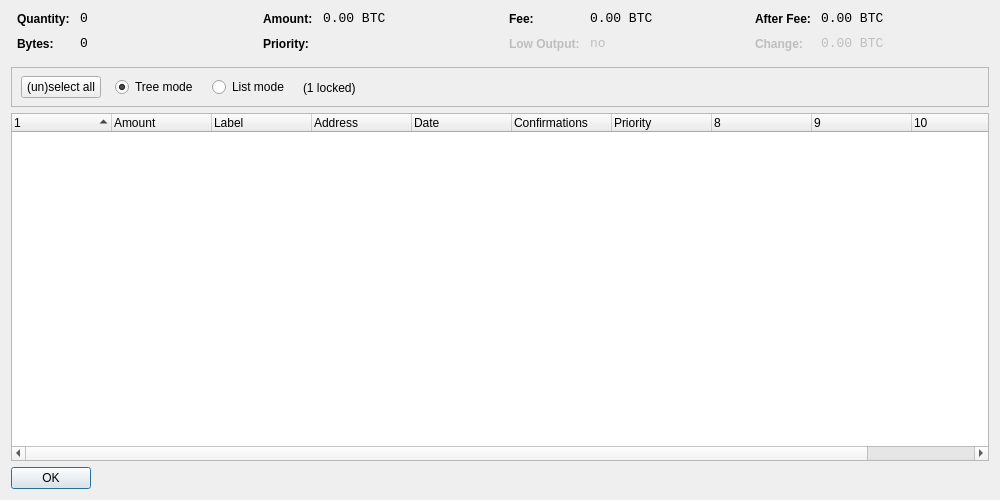
FRN-Crypto/FRN, file src/qt/forms/coincontroldialog.ui: the form before one commit.
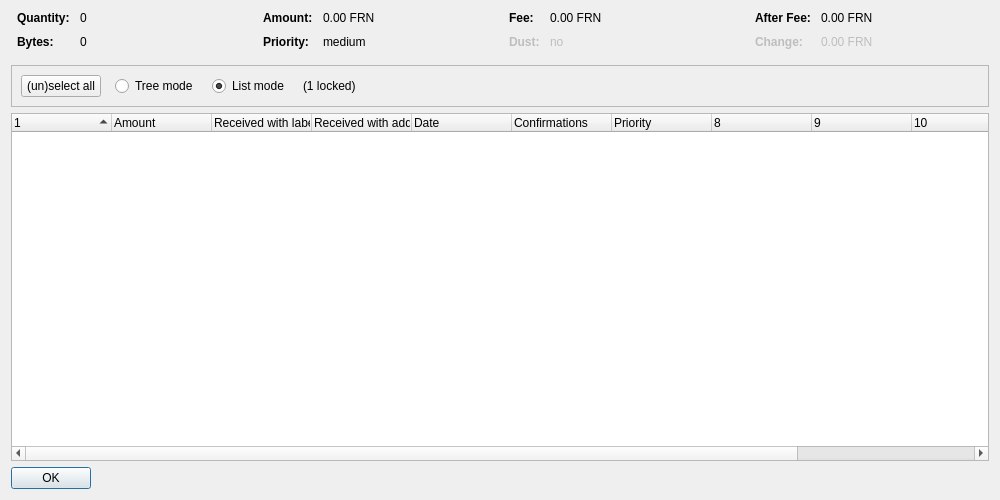
The form after the commit. Custom widgets are drawn as their Qt base class.

Patch:
```diff
--- a/src/qt/forms/coincontroldialog.ui
+++ b/src/qt/forms/coincontroldialog.ui
@@ -38,8 +38,11 @@
        </property>
        <item row="0" column="0">
         <widget class="QLabel" name="labelCoinControlQuantityText">
-         <property name="styleSheet">
-          <string notr="true">font-weight:bold;</string>
+         <property name="font">
+          <font>
+           <weight>75</weight>
+           <bold>true</bold>
+          </font>
          </property>
          <property name="text">
           <string>Quantity:</string>
@@ -48,12 +51,6 @@
        </item>
        <item row="0" column="1">
         <widget class="QLabel" name="labelCoinControlQuantity">
-         <property name="font">
-          <font>
-           <family>Monospace</family>
-           <pointsize>10</pointsize>
-          </font>
-         </property>
          <property name="cursor">
           <cursorShape>IBeamCursor</cursorShape>
          </property>
@@ -70,8 +67,11 @@
        </item>
        <item row="1" column="0">
         <widget class="QLabel" name="labelCoinControlBytesText">
-         <property name="styleSheet">
-          <string notr="true">font-weight:bold;</string>
+         <property name="font">
+          <font>
+           <weight>75</weight>
+           <bold>true</bold>
+          </font>
          </property>
          <property name="text">
           <string>Bytes:</string>
@@ -80,12 +80,6 @@
        </item>
        <item row="1" column="1">
         <widget class="QLabel" name="labelCoinControlBytes">
-         <property name="font">
-          <font>
-           <family>Monospace</family>
-           <pointsize>10</pointsize>
-          </font>
-         </property>
          <property name="cursor">
           <cursorShape>IBeamCursor</cursorShape>
          </property>
@@ -118,8 +112,11 @@
        </property>
        <item row="0" column="0">
         <widget class="QLabel" name="labelCoinControlAmountText">
-         <property name="styleSheet">
-          <string notr="true">font-weight:bold;</string>
+         <property name="font">
+          <font>
+           <weight>75</weight>
+           <bold>true</bold>
+          </font>
          </property>
          <property name="text">
           <string>Amount:</string>
@@ -128,12 +125,6 @@
        </item>
        <item row="0" column="1">
         <widget class="QLabel" name="labelCoinControlAmount">
-         <property name="font">
-          <font>
-           <family>Monospace</family>
-           <pointsize>10</pointsize>
-          </font>
-         </property>
          <property name="cursor">
           <cursorShape>IBeamCursor</cursorShape>
          </property>
@@ -141,7 +132,7 @@
           <enum>Qt::ActionsContextMenu</enum>
          </property>
          <property name="text">
-          <string notr="true">0.00 BTC</string>
+          <string notr="true">0.00 FRN</string>
          </property>
          <property name="textInteractionFlags">
           <set>Qt::LinksAccessibleByMouse|Qt::TextSelectableByKeyboard|Qt::TextSelectableByMouse</set>
@@ -150,8 +141,11 @@
        </item>
        <item row="1" column="0">
         <widget class="QLabel" name="labelCoinControlPriorityText">
-         <property name="styleSheet">
-          <string notr="true">font-weight:bold;</string>
+         <property name="font">
+          <font>
+           <weight>75</weight>
+           <bold>true</bold>
+          </font>
          </property>
          <property name="text">
           <string>Priority:</string>
@@ -160,12 +154,6 @@
        </item>
        <item row="1" column="1">
         <widget class="QLabel" name="labelCoinControlPriority">
-         <property name="font">
-          <font>
-           <family>Monospace</family>
-           <pointsize>10</pointsize>
-          </font>
-         </property>
          <property name="cursor">
           <cursorShape>IBeamCursor</cursorShape>
          </property>
@@ -173,7 +161,7 @@
           <enum>Qt::ActionsContextMenu</enum>
          </property>
          <property name="text">
-          <string/>
+          <string notr="true">medium</string>
          </property>
          <property name="textInteractionFlags">
           <set>Qt::LinksAccessibleByMouse|Qt::TextSelectableByKeyboard|Qt::TextSelectableByMouse</set>
@@ -198,8 +186,11 @@
        </property>
        <item row="0" column="0">
         <widget class="QLabel" name="labelCoinControlFeeText">
-         <property name="styleSheet">
-          <string notr="true">font-weight:bold;</string>
+         <property name="font">
+          <font>
+           <weight>75</weight>
+           <bold>true</bold>
+          </font>
          </property>
          <property name="text">
           <string>Fee:</string>
@@ -208,12 +199,6 @@
        </item>
        <item row="0" column="1">
         <widget class="QLabel" name="labelCoinControlFee">
-         <property name="font">
-          <font>
-           <family>Monospace</family>
-           <pointsize>10</pointsize>
-          </font>
-         </property>
          <property name="cursor">
           <cursorShape>IBeamCursor</cursorShape>
          </property>
@@ -221,7 +206,7 @@
           <enum>Qt::ActionsContextMenu</enum>
          </property>
          <property name="text">
-          <string notr="true">0.00 BTC</string>
+          <string notr="true">0.00 FRN</string>
          </property>
          <property name="textInteractionFlags">
           <set>Qt::LinksAccessibleByMouse|Qt::TextSelectableByKeyboard|Qt::TextSelectableByMouse</set>
@@ -233,11 +218,14 @@
          <property name="enabled">
           <bool>false</bool>
          </property>
-         <property name="styleSheet">
-          <string notr="true">font-weight:bold;</string>
+         <property name="font">
+          <font>
+           <weight>75</weight>
+           <bold>true</bold>
+          </font>
          </property>
          <property name="text">
-          <string>Low Output:</string>
+          <string>Dust:</string>
          </property>
         </widget>
        </item>
@@ -246,12 +234,6 @@
          <property name="enabled">
           <bool>false</bool>
          </property>
-         <property name="font">
-          <font>
-           <family>Monospace</family>
-           <pointsize>10</pointsize>
-          </font>
-         </property>
          <property name="cursor">
           <cursorShape>IBeamCursor</cursorShape>
          </property>
@@ -284,8 +266,11 @@
        </property>
        <item row="0" column="0">
         <widget class="QLabel" name="labelCoinControlAfterFeeText">
-         <property name="styleSheet">
-          <string notr="true">font-weight:bold;</string>
+         <property name="font">
+          <font>
+           <weight>75</weight>
+           <bold>true</bold>
+          </font>
          </property>
          <property name="text">
           <string>After Fee:</string>
@@ -294,12 +279,6 @@
        </item>
        <item row="0" column="1">
         <widget class="QLabel" name="labelCoinControlAfterFee">
-         <property name="font">
-          <font>
-           <family>Monospace</family>
-           <pointsize>10</pointsize>
-          </font>
-         </property>
          <property name="cursor">
           <cursorShape>IBeamCursor</cursorShape>
          </property>
@@ -307,7 +286,7 @@
           <enum>Qt::ActionsContextMenu</enum>
          </property>
          <property name="text">
-          <string notr="true">0.00 BTC</string>
+          <string notr="true">0.00 FRN</string>
          </property>
          <property name="textInteractionFlags">
           <set>Qt::LinksAccessibleByMouse|Qt::TextSelectableByKeyboard|Qt::TextSelectableByMouse</set>
@@ -319,8 +298,11 @@
          <property name="enabled">
           <bool>false</bool>
          </property>
-         <property name="styleSheet">
-          <string notr="true">font-weight:bold;</string>
+         <property name="font">
+          <font>
+           <weight>75</weight>
+           <bold>true</bold>
+          </font>
          </property>
          <property name="text">
           <string>Change:</string>
@@ -332,12 +314,6 @@
          <property name="enabled">
           <bool>false</bool>
          </property>
-         <property name="font">
-          <font>
-           <family>Monospace</family>
-           <pointsize>10</pointsize>
-          </font>
-         </property>
          <property name="cursor">
           <cursorShape>IBeamCursor</cursorShape>
          </property>
@@ -345,7 +321,7 @@
           <enum>Qt::ActionsContextMenu</enum>
          </property>
          <property name="text">
-          <string notr="true">0.00 BTC</string>
+          <string notr="true">0.00 FRN</string>
          </property>
          <property name="textInteractionFlags">
           <set>Qt::LinksAccessibleByMouse|Qt::TextSelectableByKeyboard|Qt::TextSelectableByMouse</set>
@@ -370,15 +346,8 @@
      <property name="frameShadow">
       <enum>QFrame::Sunken</enum>
      </property>
-     <widget class="QWidget" name="horizontalLayoutWidget">
-      <property name="geometry">
-       <rect>
-        <x>10</x>
-        <y>0</y>
-        <width>781</width>
-        <height>41</height>
-       </rect>
-      </property>
+     <layout class="QHBoxLayout" name="horizontalLayout">
+      <item>
       <layout class="QHBoxLayout" name="horizontalLayoutPanel" stretch="0,0,0,0,0">
        <property name="spacing">
         <number>14</number>
@@ -394,6 +363,9 @@
          <property name="text">
           <string>(un)select all</string>
          </property>
+          <property name="autoDefault">
+           <bool>false</bool>
+          </property>
         </widget>
        </item>
        <item>
@@ -407,9 +379,6 @@
          <property name="text">
           <string>Tree mode</string>
          </property>
-         <property name="checked">
-          <bool>true</bool>
-         </property>
         </widget>
        </item>
        <item>
@@ -423,6 +392,9 @@
          <property name="text">
           <string>List mode</string>
          </property>
+          <property name="checked">
+           <bool>true</bool>
+          </property>
         </widget>
        </item>
        <item>
@@ -446,7 +418,8 @@
         </spacer>
        </item>
       </layout>
-     </widget>
+      </item>
+     </layout>
     </widget>
    </item>
    <item>
@@ -458,7 +431,7 @@
       <bool>false</bool>
      </property>
      <property name="columnCount">
-      <number>11</number>
+      <number>12</number>
      </property>
      <attribute name="headerShowSortIndicator" stdset="0">
       <bool>true</bool>
@@ -478,12 +451,12 @@
      </column>
      <column>
       <property name="text">
-       <string notr="true">Label</string>
+       <string>Received with label</string>
       </property>
      </column>
      <column>
       <property name="text">
-       <string>Address</string>
+       <string>Received with address</string>
       </property>
      </column>
      <column>
@@ -524,6 +497,11 @@
        <string/>
       </property>
      </column>
+     <column>
+      <property name="text">
+       <string/>
+      </property>
+     </column>
     </widget>
    </item>
    <item>
```
Left out of the diff: 6 changed lines with no effect on the pictures. Lines whose indentation alone changed are shown as unchanged.
